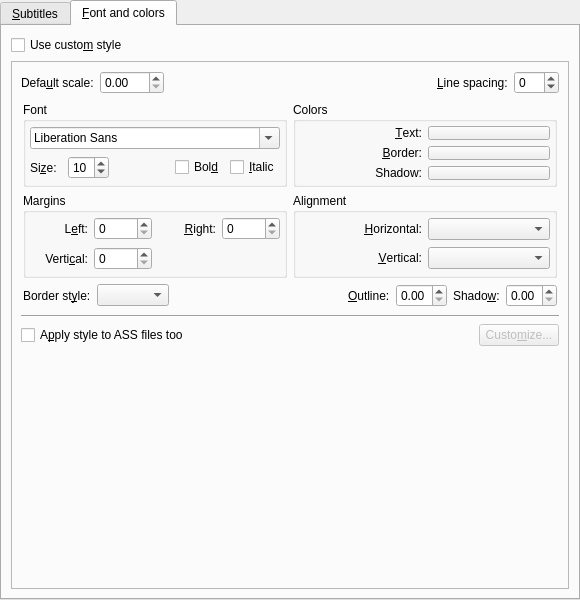
The window that src/gui/pref/subtitles.ui (wilbert2000/wzplayer) describes before a commit, drawn with Qt 5.
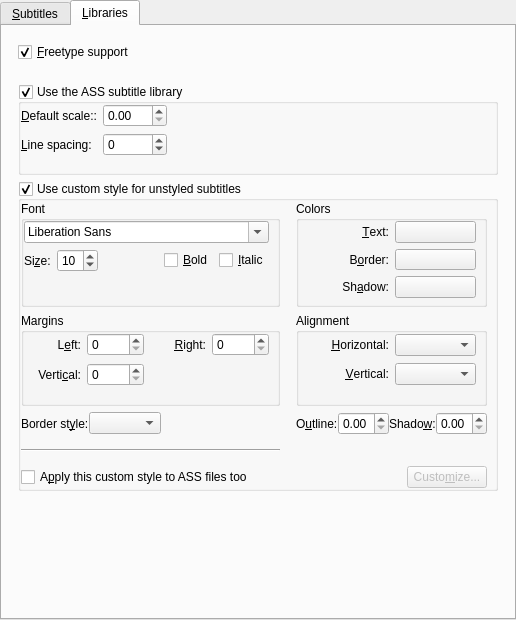
The same window after the commit. The open tabs and pages were chosen to show the change. Custom widgets are drawn as their Qt base class.

Commit message: Moved freetype and ASS subtitle settings to Libraries tab, updated geometry

Diff of the .ui file:
```diff
--- a/src/gui/pref/subtitles.ui
+++ b/src/gui/pref/subtitles.ui
@@ -6,8 +6,8 @@
    <rect>
     <x>0</x>
     <y>0</y>
-    <width>580</width>
-    <height>600</height>
+    <width>516</width>
+    <height>620</height>
    </rect>
   </property>
   <property name="windowTitle">
@@ -22,12 +22,6 @@
      <property name="enabled">
       <bool>true</bool>
      </property>
-     <property name="minimumSize">
-      <size>
-       <width>580</width>
-       <height>500</height>
-      </size>
-     </property>
      <property name="currentIndex">
       <number>0</number>
      </property>
@@ -36,22 +30,31 @@
        <string>&amp;Subtitles</string>
       </attribute>
       <layout class="QVBoxLayout">
-       <property name="spacing">
-        <number>6</number>
+       <property name="margin">
+        <number>16</number>
        </property>
        <item>
         <widget class="QGroupBox" name="selection_group">
          <property name="title">
           <string>Subtitle selection</string>
          </property>
-         <layout class="QGridLayout">
-          <property name="margin">
+         <property name="flat">
+          <bool>true</bool>
+         </property>
+         <layout class="QVBoxLayout" name="verticalLayout">
+          <property name="leftMargin">
+           <number>0</number>
+          </property>
+          <property name="topMargin">
+           <number>0</number>
+          </property>
+          <property name="rightMargin">
            <number>8</number>
           </property>
-          <property name="spacing">
-           <number>6</number>
+          <property name="bottomMargin">
+           <number>16</number>
           </property>
-          <item row="1" column="0">
+          <item>
            <layout class="QHBoxLayout" name="horizontalLayout">
             <property name="bottomMargin">
              <number>0</number>
@@ -59,7 +62,7 @@
             <item>
              <widget class="QLabel" name="autoload_label">
               <property name="text">
-               <string>&amp;Automatically load subtitle files (*.srt, *.sub...):</string>
+               <string>L&amp;oad subtitle files (*.srt, *.sub...):</string>
               </property>
               <property name="wordWrap">
                <bool>false</bool>
@@ -106,14 +109,27 @@
             </item>
            </layout>
           </item>
-          <item row="5" column="0" colspan="2">
-           <widget class="QCheckBox" name="select_first_subtitle_check">
+          <item>
+           <layout class="QHBoxLayout" name="horizontalLayout_3">
+            <property name="topMargin">
+             <number>16</number>
+            </property>
+            <property name="bottomMargin">
+             <number>0</number>
+            </property>
+            <item>
+             <widget class="QLabel" name="language_desc_label">
             <property name="text">
-             <string>Sele&amp;ct the first available subtitle track when the language override does not match</string>
+               <string>&lt;html&gt;&lt;head/&gt;&lt;body&gt;&lt;p&gt;If the player does not select subtitles in your language, you can override the players selection here. Overriding the selected subtitle track, and even more so, unconditionally selecting the first available subtitle track, can lead to undesirable effects with streams using subtitle tracks for say, graphics, like on a DVD.&lt;/p&gt;&lt;p&gt;The language override selects the first subtitle track matching the given language regular expression. DVDs use ISO 639-1 two letter language codes, Matroska uses ISO 639-2 three letter language codes and some like fantasy names.&lt;/p&gt;&lt;p&gt;Examples:&lt;/p&gt;&lt;p&gt;&lt;span style=&quot; font-weight:600;&quot;&gt;es|esp|spa&lt;/span&gt; will select the first subtitle track marked with the language &lt;span style=&quot; font-style:italic;&quot;&gt;es&lt;/span&gt;, &lt;span style=&quot; font-style:italic;&quot;&gt;esp&lt;/span&gt; or &lt;span style=&quot; font-style:italic;&quot;&gt;spa&lt;/span&gt;.&lt;/p&gt;&lt;p&gt;An empty override lets the player select subtitles (default).&lt;/p&gt;&lt;/body&gt;&lt;/html&gt;</string>
+              </property>
+              <property name="wordWrap">
+               <bool>true</bool>
             </property>
            </widget>
           </item>
-          <item row="4" column="0" colspan="3">
+           </layout>
+          </item>
+          <item>
            <layout class="QHBoxLayout" name="language_layout">
             <property name="sizeConstraint">
              <enum>QLayout::SetDefaultConstraint</enum>
@@ -130,7 +146,7 @@
                </sizepolicy>
               </property>
               <property name="text">
-               <string>&amp;Language override:</string>
+               <string>L&amp;anguage override:</string>
               </property>
               <property name="buddy">
                <cstring>language_edit</cstring>
@@ -162,13 +178,10 @@
             </item>
            </layout>
           </item>
-          <item row="3" column="0" colspan="3">
-           <widget class="QLabel" name="language_desc_label">
+          <item>
+           <widget class="QCheckBox" name="select_first_subtitle_check">
             <property name="text">
-             <string>&lt;html&gt;&lt;head/&gt;&lt;body&gt;&lt;p&gt;Normally the player should select your language. You can override the selected subtitle track here. Overriding the track selected by the player, and even more so, just selecting the first available track, can lead to undesirable effects with streams using subtitles for advanced applications, like the buttons on a DVD.&lt;/p&gt;&lt;p&gt;The language override selects the first subtitle track matching the given language. DVDs use ISO 639-1 two letter language codes, Matroska uses ISO 639-2 three letter language codes and some like fantasy names. This field accepts regular expressions.&lt;br/&gt;Example: &lt;span style=&quot; font-weight:600;&quot;&gt;es|esp|spa&lt;/span&gt; will select the first subtitle track marked with the language code &lt;span style=&quot; font-style:italic;&quot;&gt;es&lt;/span&gt;, &lt;span style=&quot; font-style:italic;&quot;&gt;esp&lt;/span&gt; or &lt;span style=&quot; font-style:italic;&quot;&gt;spa&lt;/span&gt;.&lt;/p&gt;&lt;/body&gt;&lt;/html&gt;</string>
-            </property>
-            <property name="wordWrap">
-             <bool>true</bool>
+             <string>S&amp;elect the first subtitle if the language override does not match</string>
             </property>
            </widget>
           </item>
@@ -180,10 +193,22 @@
          <property name="title">
           <string>Subtitle encoding</string>
          </property>
+         <property name="flat">
+          <bool>true</bool>
+         </property>
          <layout class="QVBoxLayout">
-          <property name="margin">
+          <property name="leftMargin">
+           <number>0</number>
+          </property>
+          <property name="topMargin">
+           <number>0</number>
+          </property>
+          <property name="rightMargin">
            <number>8</number>
           </property>
+          <property name="bottomMargin">
+           <number>16</number>
+          </property>
           <item>
            <layout class="QHBoxLayout" name="horizontalLayout_2">
             <item>
@@ -204,7 +229,7 @@
               <item row="1" column="1">
                <widget class="QLabel" name="encoding_fallback_label">
                 <property name="text">
-                 <string>&amp;Encoding:when detection fails</string>
+                 <string>E&amp;ncoding:when detection fails:</string>
                 </property>
                 <property name="wordWrap">
                  <bool>false</bool>
@@ -258,57 +283,12 @@
         </widget>
        </item>
        <item>
-        <widget class="Line" name="line">
-         <property name="sizePolicy">
-          <sizepolicy hsizetype="Expanding" vsizetype="Fixed">
-           <horstretch>0</horstretch>
-           <verstretch>0</verstretch>
-          </sizepolicy>
-         </property>
-         <property name="orientation">
-          <enum>Qt::Horizontal</enum>
-         </property>
-        </widget>
-       </item>
-       <item>
-        <widget class="QGroupBox" name="lib_group">
-         <property name="minimumSize">
-          <size>
-           <width>0</width>
-           <height>32</height>
-          </size>
-         </property>
-         <property name="title">
-          <string>Libraries</string>
-         </property>
-         <layout class="QVBoxLayout" name="lib_verticalLayout">
-          <property name="margin">
-           <number>8</number>
-          </property>
-          <item>
-           <widget class="QCheckBox" name="use_ass_check">
-            <property name="text">
-             <string>&amp;Use the ASS library</string>
-            </property>
-           </widget>
-          </item>
-          <item>
-           <widget class="QCheckBox" name="freetype_check">
-            <property name="text">
-             <string>Freet&amp;ype support</string>
-            </property>
-           </widget>
-          </item>
-          <item>
            <widget class="QCheckBox" name="windowsfontdir_check">
             <property name="text">
              <string>Enable &amp;Windows fonts</string>
             </property>
            </widget>
           </item>
-         </layout>
-        </widget>
-       </item>
        <item>
         <spacer name="verticalSpacer">
          <property name="orientation">
@@ -324,113 +304,171 @@
        </item>
       </layout>
      </widget>
-     <widget class="QWidget" name="font_tab">
+     <widget class="QWidget" name="ass_tab">
       <property name="enabled">
        <bool>true</bool>
       </property>
       <attribute name="title">
-       <string>&amp;Font and colors</string>
+       <string>&amp;Libraries</string>
       </attribute>
       <layout class="QGridLayout">
-       <item row="1" column="0" colspan="2">
-        <widget class="QStackedWidget" name="stackedWidget">
-         <property name="sizePolicy">
-          <sizepolicy hsizetype="Preferred" vsizetype="Expanding">
-           <horstretch>0</horstretch>
-           <verstretch>0</verstretch>
-          </sizepolicy>
-         </property>
-         <property name="frameShape">
-          <enum>QFrame::StyledPanel</enum>
-         </property>
-         <property name="frameShadow">
-          <enum>QFrame::Sunken</enum>
-         </property>
-         <property name="currentIndex">
-          <number>0</number>
-         </property>
-         <widget class="QWidget" name="ass_subs">
-          <layout class="QVBoxLayout">
-           <item>
-            <layout class="QHBoxLayout">
-             <item>
-              <widget class="QLabel" name="ass_scale_label">
-               <property name="text">
-                <string>Defa&amp;ult scale:</string>
-               </property>
-               <property name="buddy">
-                <cstring>ass_font_scale_spin</cstring>
-               </property>
-              </widget>
-             </item>
-             <item>
-              <widget class="QDoubleSpinBox" name="ass_font_scale_spin">
-               <property name="sizePolicy">
-                <sizepolicy hsizetype="Maximum" vsizetype="Fixed">
-                 <horstretch>0</horstretch>
-                 <verstretch>0</verstretch>
-                </sizepolicy>
-               </property>
-               <property name="maximum">
-                <double>100.000000000000000</double>
-               </property>
-               <property name="singleStep">
-                <double>0.200000000000000</double>
-               </property>
-              </widget>
-             </item>
-             <item>
-              <spacer>
-               <property name="orientation">
-                <enum>Qt::Horizontal</enum>
-               </property>
-               <property name="sizeHint" stdset="0">
-                <size>
-                 <width>121</width>
-                 <height>20</height>
-                </size>
-               </property>
-              </spacer>
-             </item>
-             <item>
-              <widget class="QLabel" name="label_11">
-               <property name="text">
-                <string>&amp;Line spacing:</string>
-               </property>
-               <property name="buddy">
-                <cstring>ass_line_spacing_spin</cstring>
-               </property>
-              </widget>
-             </item>
-             <item>
-              <widget class="QSpinBox" name="ass_line_spacing_spin">
-               <property name="minimum">
-                <number>-20</number>
-               </property>
-               <property name="maximum">
-                <number>20</number>
-               </property>
-              </widget>
-             </item>
-            </layout>
-           </item>
-           <item>
-            <widget class="QWidget" name="styles_container" native="true">
-             <property name="enabled">
-              <bool>true</bool>
-             </property>
-             <layout class="QGridLayout">
               <property name="margin">
-               <number>2</number>
-              </property>
+        <number>16</number>
+       </property>
+       <item row="3" column="0">
+        <widget class="QGroupBox" name="custom_style_group">
+         <property name="title">
+          <string>Use custom style for unstyled subtitles</string>
+         </property>
+         <property name="flat">
+          <bool>true</bool>
+         </property>
+         <property name="checkable">
+          <bool>true</bool>
+         </property>
+         <layout class="QGridLayout" name="cutom_style_gridlayout">
+          <property name="leftMargin">
+           <number>0</number>
+          </property>
+          <property name="topMargin">
+           <number>0</number>
+          </property>
+          <property name="rightMargin">
+           <number>8</number>
+          </property>
+          <property name="bottomMargin">
+           <number>0</number>
+          </property>
+          <property name="horizontalSpacing">
+           <number>16</number>
+          </property>
+          <item row="4" column="0" colspan="2">
+           <layout class="QHBoxLayout" name="force_ass_layout">
+            <property name="topMargin">
+             <number>8</number>
+            </property>
+            <item>
+             <widget class="QCheckBox" name="force_ass_styles">
+              <property name="text">
+               <string>A&amp;pply this custom style to ASS files too</string>
+              </property>
+             </widget>
+            </item>
+            <item>
+             <spacer>
+              <property name="orientation">
+               <enum>Qt::Horizontal</enum>
+              </property>
+              <property name="sizeHint" stdset="0">
+               <size>
+                <width>40</width>
+                <height>20</height>
+               </size>
+              </property>
+             </spacer>
+            </item>
+            <item>
+             <widget class="QPushButton" name="ass_customize_button">
+              <property name="enabled">
+               <bool>false</bool>
+              </property>
+              <property name="text">
+               <string>Custo&amp;mize...</string>
+              </property>
+             </widget>
+            </item>
+           </layout>
+          </item>
+          <item row="2" column="0" colspan="2">
+           <layout class="QHBoxLayout" name="border_layout">
+            <property name="bottomMargin">
+             <number>8</number>
+            </property>
+            <item>
+             <widget class="QLabel" name="style_border_style_label">
+              <property name="text">
+               <string>Border st&amp;yle:</string>
+              </property>
+              <property name="buddy">
+               <cstring>style_border_style_combo</cstring>
+              </property>
+             </widget>
+            </item>
+            <item>
+             <widget class="QComboBox" name="style_border_style_combo"/>
+            </item>
+            <item>
+             <spacer>
+              <property name="orientation">
+               <enum>Qt::Horizontal</enum>
+              </property>
+              <property name="sizeHint" stdset="0">
+               <size>
+                <width>40</width>
+                <height>20</height>
+               </size>
+              </property>
+             </spacer>
+            </item>
+            <item>
+             <widget class="QLabel" name="style_outline_label">
+              <property name="text">
+               <string>O&amp;utline:</string>
+              </property>
+              <property name="buddy">
+               <cstring>style_outline_spin</cstring>
+              </property>
+             </widget>
+            </item>
+            <item>
+             <widget class="QDoubleSpinBox" name="style_outline_spin">
+              <property name="maximum">
+               <double>4.000000000000000</double>
+              </property>
+              <property name="singleStep">
+               <double>0.100000000000000</double>
+              </property>
+             </widget>
+            </item>
+            <item>
+             <widget class="QLabel" name="style_shadow_label">
+              <property name="text">
+               <string>Shado&amp;w:</string>
+              </property>
+              <property name="buddy">
+               <cstring>style_shadow_spin</cstring>
+              </property>
+             </widget>
+            </item>
+            <item>
+             <widget class="QDoubleSpinBox" name="style_shadow_spin">
+              <property name="maximum">
+               <double>4.000000000000000</double>
+              </property>
+              <property name="singleStep">
+               <double>0.100000000000000</double>
+              </property>
+             </widget>
+            </item>
+           </layout>
+          </item>
               <item row="0" column="0">
-               <widget class="QGroupBox" name="groupBox_4">
+           <widget class="QGroupBox" name="font_group">
                 <property name="title">
                  <string>Font</string>
                 </property>
                 <layout class="QVBoxLayout">
-                 <property name="margin">
-                  <number>4</number>
+             <property name="leftMargin">
+              <number>0</number>
+             </property>
+             <property name="topMargin">
+              <number>0</number>
+             </property>
+             <property name="rightMargin">
+              <number>8</number>
+             </property>
+             <property name="bottomMargin">
+              <number>32</number>
                  </property>
                  <item>
                   <layout class="QHBoxLayout">
@@ -486,7 +524,7 @@
                    <item>
                     <widget class="QCheckBox" name="style_bold_check">
                      <property name="text">
-                      <string>Bol&amp;d</string>
+                  <string>&amp;Bold</string>
                      </property>
                     </widget>
                    </item>
@@ -503,14 +541,36 @@
                </widget>
               </item>
               <item row="0" column="1">
-               <widget class="QGroupBox" name="groupBox_7">
+           <widget class="QGroupBox" name="colors_group">
                 <property name="title">
                  <string>Colors</string>
                 </property>
                 <layout class="QGridLayout">
-                 <property name="margin">
-                  <number>4</number>
-                 </property>
+             <property name="leftMargin">
+              <number>8</number>
+             </property>
+             <property name="topMargin">
+              <number>0</number>
+             </property>
+             <property name="rightMargin">
+              <number>8</number>
+             </property>
+             <property name="bottomMargin">
+              <number>6</number>
+             </property>
+             <item row="1" column="0">
+              <widget class="QLabel" name="label_3">
+               <property name="text">
+                <string>B&amp;order:</string>
+               </property>
+               <property name="alignment">
+                <set>Qt::AlignRight|Qt::AlignTrailing|Qt::AlignVCenter</set>
+               </property>
+               <property name="buddy">
+                <cstring>style_border_color_button</cstring>
+               </property>
+              </widget>
+             </item>
                  <item row="0" column="0">
                   <widget class="QLabel" name="label_2">
                    <property name="text">
@@ -524,32 +584,6 @@
                    </property>
                   </widget>
                  </item>
-                 <item row="0" column="1">
-                  <widget class="Gui::Pref::TSelectColorButton" name="style_text_color_button">
-                   <property name="sizePolicy">
-                    <sizepolicy hsizetype="Minimum" vsizetype="Ignored">
-                     <horstretch>0</horstretch>
-                     <verstretch>0</verstretch>
-                    </sizepolicy>
-                   </property>
-                   <property name="text">
-                    <string/>
-                   </property>
-                  </widget>
-                 </item>
-                 <item row="1" column="0">
-                  <widget class="QLabel" name="label_3">
-                   <property name="text">
-                    <string>&amp;Border:</string>
-                   </property>
-                   <property name="alignment">
-                    <set>Qt::AlignRight|Qt::AlignTrailing|Qt::AlignVCenter</set>
-                   </property>
-                   <property name="buddy">
-                    <cstring>style_border_color_button</cstring>
-                   </property>
-                  </widget>
-                 </item>
                  <item row="1" column="1">
                   <widget class="Gui::Pref::TSelectColorButton" name="style_border_color_button">
                    <property name="sizePolicy">
@@ -563,17 +597,20 @@
                    </property>
                   </widget>
                  </item>
-                 <item row="2" column="0">
-                  <widget class="QLabel" name="label_12">
+             <item row="0" column="1">
+              <widget class="Gui::Pref::TSelectColorButton" name="style_text_color_button">
+               <property name="sizePolicy">
+                <sizepolicy hsizetype="Minimum" vsizetype="Ignored">
+                 <horstretch>0</horstretch>
+                 <verstretch>0</verstretch>
+                </sizepolicy>
+               </property>
                    <property name="text">
-                    <string>Shadow:</string>
-                   </property>
-                   <property name="alignment">
-                    <set>Qt::AlignRight|Qt::AlignTrailing|Qt::AlignVCenter</set>
+                <string/>
                    </property>
                   </widget>
                  </item>
-                 <item row="2" column="1">
+             <item row="3" column="1">
                   <widget class="Gui::Pref::TSelectColorButton" name="style_shadow_color_button">
                    <property name="sizePolicy">
                     <sizepolicy hsizetype="Minimum" vsizetype="Ignored">
@@ -586,17 +623,39 @@
                    </property>
                   </widget>
                  </item>
+             <item row="3" column="0">
+              <widget class="QLabel" name="label_12">
+               <property name="text">
+                <string>Sh&amp;adow:</string>
+               </property>
+               <property name="alignment">
+                <set>Qt::AlignRight|Qt::AlignTrailing|Qt::AlignVCenter</set>
+               </property>
+               <property name="buddy">
+                <cstring>style_shadow_color_button</cstring>
+               </property>
+              </widget>
+             </item>
                 </layout>
                </widget>
               </item>
               <item row="1" column="0">
-               <widget class="QGroupBox" name="groupBox_8">
+           <widget class="QGroupBox" name="margins_group">
                 <property name="title">
                  <string>Margins</string>
                 </property>
                 <layout class="QGridLayout">
-                 <property name="margin">
-                  <number>4</number>
+             <property name="leftMargin">
+              <number>0</number>
+             </property>
+             <property name="topMargin">
+              <number>0</number>
+             </property>
+             <property name="rightMargin">
+              <number>8</number>
+             </property>
+             <property name="bottomMargin">
+              <number>16</number>
                  </property>
                  <item row="0" column="0">
                   <widget class="QLabel" name="label_7">
@@ -663,13 +722,22 @@
                </widget>
               </item>
               <item row="1" column="1">
-               <widget class="QGroupBox" name="groupBox_9">
+           <widget class="QGroupBox" name="align_group">
                 <property name="title">
                  <string>Alignment</string>
                 </property>
                 <layout class="QGridLayout">
-                 <property name="margin">
-                  <number>4</number>
+             <property name="leftMargin">
+              <number>8</number>
+             </property>
+             <property name="topMargin">
+              <number>0</number>
+             </property>
+             <property name="rightMargin">
+              <number>8</number>
+             </property>
+             <property name="bottomMargin">
+              <number>16</number>
                  </property>
                  <item row="0" column="0">
                   <widget class="QLabel" name="label_4">
@@ -684,9 +752,6 @@
                    </property>
                   </widget>
                  </item>
-                 <item row="0" column="1">
-                  <widget class="QComboBox" name="style_alignment_combo"/>
-                 </item>
                  <item row="1" column="0">
                   <widget class="QLabel" name="label_6">
                    <property name="text">
@@ -700,109 +765,116 @@
                    </property>
                   </widget>
                  </item>
+             <item row="0" column="1">
+              <widget class="QComboBox" name="style_alignment_combo"/>
+             </item>
                  <item row="1" column="1">
                   <widget class="QComboBox" name="style_valignment_combo"/>
                  </item>
                 </layout>
                </widget>
               </item>
-              <item row="2" column="0" colspan="2">
-               <layout class="QHBoxLayout">
-                <item>
-                 <widget class="QLabel" name="label_5">
-                  <property name="text">
-                   <string>Border st&amp;yle:</string>
-                  </property>
-                  <property name="buddy">
-                   <cstring>style_border_style_combo</cstring>
-                  </property>
-                 </widget>
-                </item>
-                <item>
-                 <widget class="QComboBox" name="style_border_style_combo"/>
-                </item>
-                <item>
-                 <spacer>
+          <item row="3" column="0">
+           <widget class="Line" name="line">
                   <property name="orientation">
                    <enum>Qt::Horizontal</enum>
                   </property>
+           </widget>
+          </item>
+         </layout>
+        </widget>
+       </item>
+       <item row="8" column="0">
+        <spacer name="verticalSpacer_2">
+         <property name="orientation">
+          <enum>Qt::Vertical</enum>
+         </property>
                   <property name="sizeHint" stdset="0">
                    <size>
-                    <width>40</width>
-                    <height>20</height>
+           <width>20</width>
+           <height>40</height>
                    </size>
                   </property>
                  </spacer>
                 </item>
-                <item>
-                 <widget class="QLabel" name="style_outline_label">
-                  <property name="text">
-                   <string>&amp;Outline:</string>
-                  </property>
-                  <property name="buddy">
-                   <cstring>style_outline_spin</cstring>
-                  </property>
-                 </widget>
-                </item>
-                <item>
-                 <widget class="QDoubleSpinBox" name="style_outline_spin">
-                  <property name="maximum">
-                   <double>4.000000000000000</double>
-                  </property>
-                  <property name="singleStep">
-                   <double>0.100000000000000</double>
-                  </property>
-                 </widget>
-                </item>
-                <item>
-                 <widget class="QLabel" name="style_shadow_label">
+       <item row="2" column="0">
+        <widget class="QGroupBox" name="ass_group">
+         <property name="minimumSize">
+          <size>
+           <width>0</width>
+           <height>32</height>
+          </size>
+         </property>
+         <property name="title">
+          <string>Use the ASS subtitle library</string>
+         </property>
+         <property name="flat">
+          <bool>true</bool>
+         </property>
+         <property name="checkable">
+          <bool>true</bool>
+         </property>
+         <layout class="QGridLayout" name="ass_gridlayout">
+          <property name="leftMargin">
+           <number>0</number>
+          </property>
+          <property name="topMargin">
+           <number>0</number>
+          </property>
+          <property name="rightMargin">
+           <number>8</number>
+          </property>
+          <property name="bottomMargin">
+           <number>16</number>
+          </property>
+          <item row="2" column="1">
+           <widget class="QSpinBox" name="ass_line_spacing_spin">
+            <property name="minimum">
+             <number>-20</number>
+            </property>
+            <property name="maximum">
+             <number>20</number>
+            </property>
+           </widget>
+          </item>
+          <item row="1" column="0">
+           <widget class="QLabel" name="ass_scale_mplayer_label">
                   <property name="text">
-                   <string>Shado&amp;w:</string>
+             <string>&amp;Default scale::</string>
                   </property>
                   <property name="buddy">
-                   <cstring>style_shadow_spin</cstring>
+             <cstring>ass_font_scale_spin</cstring>
                   </property>
                  </widget>
                 </item>
-                <item>
-                 <widget class="QDoubleSpinBox" name="style_shadow_spin">
-                  <property name="maximum">
-                   <double>4.000000000000000</double>
-                  </property>
-                  <property name="singleStep">
-                   <double>0.100000000000000</double>
+          <item row="2" column="0">
+           <widget class="QLabel" name="label_11">
+            <property name="text">
+             <string>&amp;Line spacing:</string>
+            </property>
+            <property name="buddy">
+             <cstring>ass_line_spacing_spin</cstring>
                   </property>
                  </widget>
                 </item>
-               </layout>
-              </item>
-             </layout>
-            </widget>
-           </item>
-           <item>
-            <widget class="Line" name="line_3">
+          <item row="1" column="1">
+           <widget class="QDoubleSpinBox" name="ass_font_scale_spin">
              <property name="sizePolicy">
-              <sizepolicy hsizetype="Expanding" vsizetype="Fixed">
+             <sizepolicy hsizetype="Maximum" vsizetype="Fixed">
                <horstretch>0</horstretch>
                <verstretch>0</verstretch>
               </sizepolicy>
              </property>
-             <property name="orientation">
-              <enum>Qt::Horizontal</enum>
-             </property>
-            </widget>
-           </item>
-           <item>
-            <layout class="QHBoxLayout">
-             <item>
-              <widget class="QCheckBox" name="force_ass_styles">
-               <property name="text">
-                <string>A&amp;pply style to ASS files too</string>
+            <property name="maximum">
+             <double>100.000000000000000</double>
+            </property>
+            <property name="singleStep">
+             <double>0.200000000000000</double>
                </property>
               </widget>
              </item>
-             <item>
-              <spacer>
+          <item row="1" column="2">
+           <spacer name="horizontalSpacer_3">
                <property name="orientation">
                 <enum>Qt::Horizontal</enum>
                </property>
@@ -814,41 +886,25 @@
                </property>
               </spacer>
              </item>
-             <item>
-              <widget class="QPushButton" name="ass_customize_button">
-               <property name="enabled">
-                <bool>false</bool>
-               </property>
-               <property name="text">
-                <string>Custo&amp;mize...</string>
-               </property>
-              </widget>
-             </item>
-            </layout>
-           </item>
+         </layout>
+        </widget>
+       </item>
+       <item row="1" column="0">
+        <layout class="QHBoxLayout" name="freetype_layout">
+         <property name="bottomMargin">
+          <number>16</number>
+         </property>
            <item>
-            <spacer>
-             <property name="orientation">
-              <enum>Qt::Vertical</enum>
-             </property>
-             <property name="sizeHint" stdset="0">
-              <size>
-               <width>497</width>
-               <height>16</height>
-              </size>
-             </property>
-            </spacer>
-           </item>
-          </layout>
-         </widget>
-        </widget>
-       </item>
-       <item row="0" column="0">
-        <widget class="QCheckBox" name="ass_custom_check">
-         <property name="text">
-          <string>Use custo&amp;m style</string>
-         </property>
-        </widget>
+          <widget class="QCheckBox" name="freetype_check">
+           <property name="text">
+            <string>&amp;Freetype support</string>
+           </property>
+           <property name="checked">
+            <bool>true</bool>
+           </property>
+          </widget>
+         </item>
+        </layout>
        </item>
       </layout>
      </widget>
```
Left out of the diff: 54 changed lines with no effect on the pictures. Lines whose indentation alone changed are shown as unchanged. The commit also changes 23 other files.
